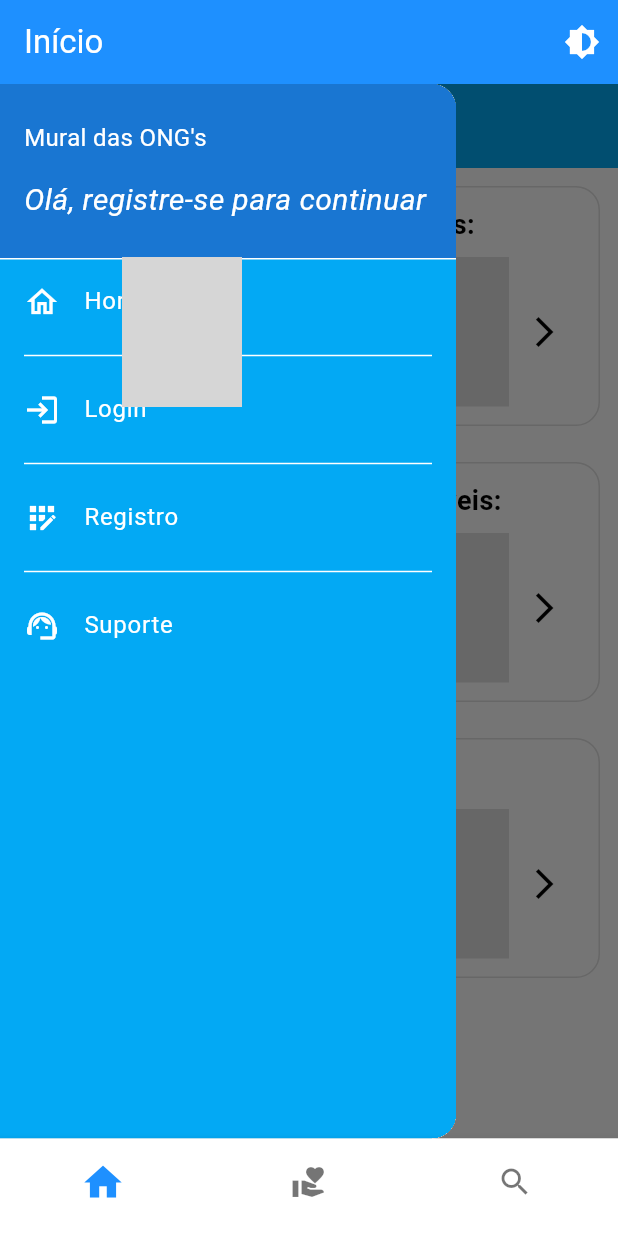
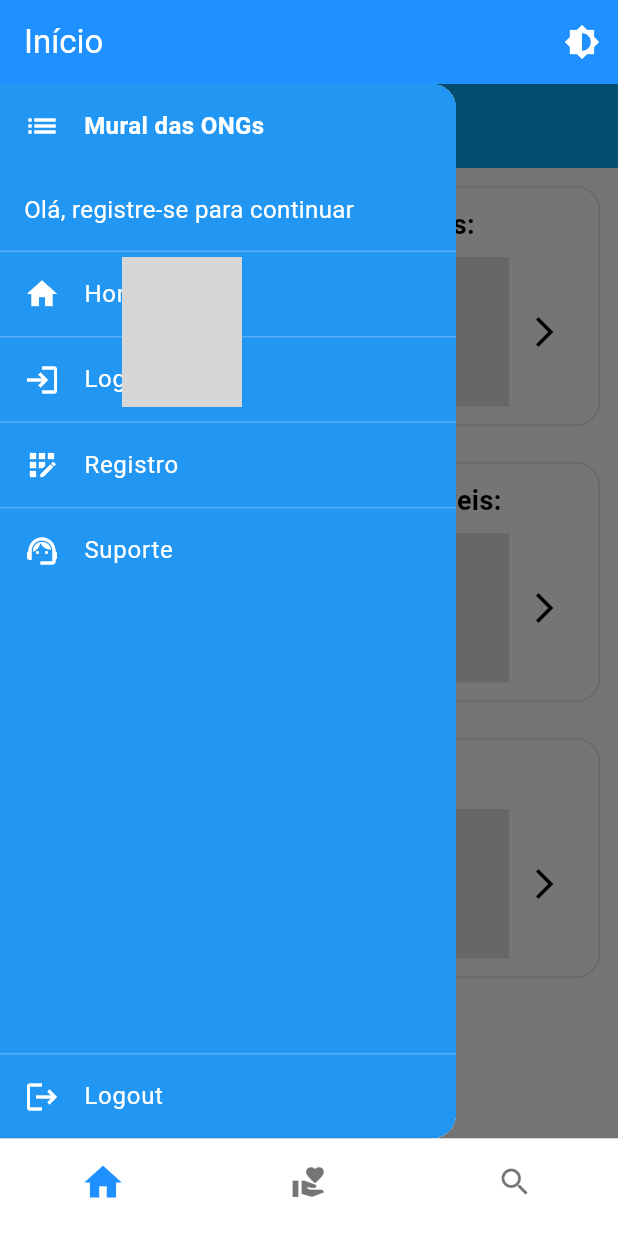
Before and after one commit to Amparo-Coletivo/fatec-dsm-pi-5sem, a Flutter app: the screen it shows after launch, with the side drawer open, on a phone screen of 412 x 824 dp. Run offline on Flutter 3.47's test engine with Material 3 defaults, Android fonts, the phone set to English and light mode, and no system bars; drawn by our look-alikes of skeletonizer; grey boxes are pictures that could not be loaded.

Commit message:
Página de Registro.
Adição da página de registro do usuário.

```diff
--- a/Code/amparo_coletivo/lib/widgets/custom_drawer.dart
+++ b/Code/amparo_coletivo/lib/widgets/custom_drawer.dart
@@ -1,80 +1,147 @@
 import 'package:flutter/material.dart';
+import 'package:amparo_coletivo/pages/register_page.dart';
 
 class CustomDrawer extends StatelessWidget {
-  final VoidCallback onLogout;
+  final Function? onLogout;
 
-  const CustomDrawer({Key? key, required this.onLogout}) : super(key: key);
+  const CustomDrawer({Key? key, this.onLogout}) : super(key: key);
 
   @override
   Widget build(BuildContext context) {
-    final isDark = Theme.of(context).brightness == Brightness.dark;
-    final backgroundColor = isDark ? Colors.grey[900] : Colors.lightBlue;
-    final headerColor = isDark ? Colors.grey[850] : Colors.blue[700];
-    final textColor = Colors.white;
-
     return Drawer(
       child: Container(
-        color: backgroundColor,
+        color: Colors.blue,
         child: Column(
-          crossAxisAlignment: CrossAxisAlignment.start,
           children: [
             Container(
-              color: headerColor,
-              width: double.infinity,
-              padding: const EdgeInsets.symmetric(horizontal: 16, vertical: 24),
-              child: Column(
-                crossAxisAlignment: CrossAxisAlignment.start,
+              padding: const EdgeInsets.all(16.0),
+              child: const Row(
                 children: [
+                  Icon(
+                    Icons.list,
+                    color: Colors.white,
+                  ),
+                  SizedBox(width: 16.0),
                   Text(
-                    "Mural das ONG's",
+                    'Mural das ONGs',
                     style: TextStyle(
-                      color: textColor,
-                      fontSize: 16,
-                    ),
-                  ),
-                  const SizedBox(height: 16),
-                  Text(
-                    'Olá, registre-se para continuar',
-                    style: TextStyle(
-                      color: textColor,
-                      fontSize: 20,
-                      fontStyle: FontStyle.italic,
+                      color: Colors.white,
+                      fontSize: 16.0,
+                      fontWeight: FontWeight.bold,
                     ),
                   ),
                 ],
               ),
             ),
-            Divider(color: textColor, height: 1),
-            buildDrawerItem(Icons.home_outlined, 'Home', () {}, textColor, showDivider: true),
-            buildDrawerItem(Icons.login, 'Login', () {}, textColor, showDivider: true),
-            buildDrawerItem(Icons.app_registration, 'Registro', () {}, textColor, showDivider: true),
-            buildDrawerItem(Icons.support_agent_outlined, 'Suporte', () {}, textColor, showDivider: false),
+            Container(
+              width: double.infinity,
+              padding: const EdgeInsets.all(16.0),
+              child: const Text(
+                'Olá, registre-se para continuar',
+                style: TextStyle(
+                  color: Colors.white,
+                  fontSize: 16.0,
+                ),
+              ),
+            ),
+            const Divider(
+              color: Colors.white24,
+              height: 1,
+            ),
+            ListTile(
+              leading: const Icon(
+                Icons.home,
+                color: Colors.white,
+              ),
+              title: const Text(
+                'Home',
+                style: TextStyle(color: Colors.white),
+              ),
+              onTap: () {
+                Navigator.pop(context);
+                // Navigate to home page if not already there
+              },
+            ),
+            const Divider(
+              color: Colors.white24,
+              height: 1,
+            ),
+            ListTile(
+              leading: const Icon(
+                Icons.login,
+                color: Colors.white,
+              ),
+              title: const Text(
+                'Login',
+                style: TextStyle(color: Colors.white),
+              ),
+              onTap: () {
+                Navigator.pop(context);
+                // Navigate to login page
+              },
+            ),
+            const Divider(
+              color: Colors.white24,
+              height: 1,
+            ),
+            ListTile(
+              leading: const Icon(
+                Icons.app_registration,
+                color: Colors.white,
+              ),
+              title: const Text(
+                'Registro',
+                style: TextStyle(color: Colors.white),
+              ),
+              onTap: () {
+                Navigator.pop(context); // Close the drawer first
+                Navigator.push(
+                  context,
+                  MaterialPageRoute(builder: (context) => const RegisterPage()),
+                );
+              },
+            ),
+            const Divider(
+              color: Colors.white24,
+              height: 1,
+            ),
+            ListTile(
+              leading: const Icon(
+                Icons.support_agent,
+                color: Colors.white,
+              ),
+              title: const Text(
+                'Suporte',
+                style: TextStyle(color: Colors.white),
+              ),
+              onTap: () {
+                Navigator.pop(context);
+                // Navigate to support page
+              },
+            ),
+            if (onLogout != null) ...[
+              const Spacer(),
+              const Divider(
+                color: Colors.white24,
+                height: 1,
+              ),
+              ListTile(
+                leading: const Icon(
+                  Icons.logout,
+                  color: Colors.white,
+                ),
+                title: const Text(
+                  'Logout',
+                  style: TextStyle(color: Colors.white),
+                ),
+                onTap: () {
+                  onLogout!();
+                },
+              ),
+            ],
           ],
         ),
       ),
     );
   }
-
-  Widget buildDrawerItem(
-    IconData icon,
-    String title,
-    VoidCallback onTap,
-    Color textColor, {
-    bool showDivider = false,
-  }) {
-    return Column(
-      children: [
-        ListTile(
-          leading: Icon(icon, color: textColor),
-          title: Text(title, style: TextStyle(color: textColor)),
-          onTap: onTap,
-        ),
-        if (showDivider)
-          Padding(
-            padding: const EdgeInsets.symmetric(horizontal: 16.0),
-            child: Divider(color: textColor),
-          ),
-      ],
-    );
-  }
 }
```
Also changed, not shown: Code/amparo_coletivo/lib/pages/register_page.dart (added, +240 -0 lines), Code/amparo_coletivo/lib/assets/images/female_icon.png (added), Code/amparo_coletivo/lib/assets/images/male_icon.png (added).
